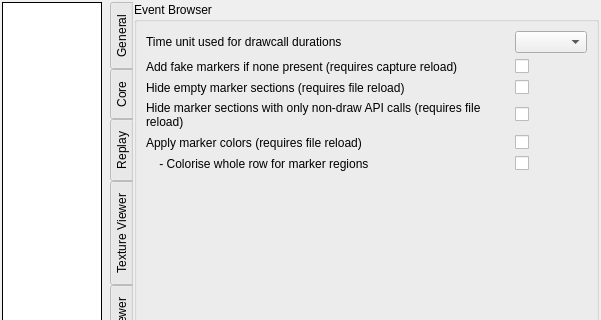
baldurk/renderdoc, file qrenderdoc/Windows/Dialogs/SettingsDialog.ui: the form before one commit; both pictures show x 0 to 601 and y 0 to 320 of the 601 by 592 pixel window.
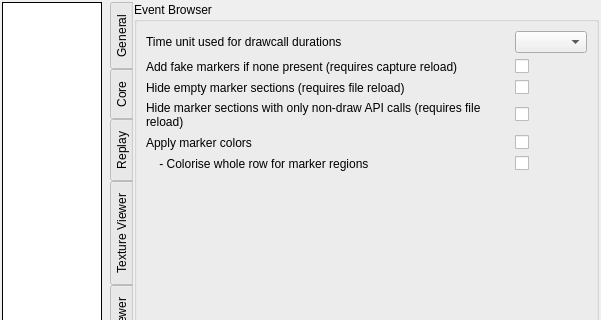
The form after the commit. The open tabs and pages were chosen to show the change. Custom widgets are drawn as their Qt base class.

```diff
--- a/qrenderdoc/Windows/Dialogs/SettingsDialog.ui
+++ b/qrenderdoc/Windows/Dialogs/SettingsDialog.ui
@@ -1100,7 +1100,7 @@
 </string>
             </property>
             <property name="text">
-             <string>Apply marker colors (requires file reload)</string>
+             <string>Apply marker colors</string>
             </property>
            </widget>
           </item>
```
